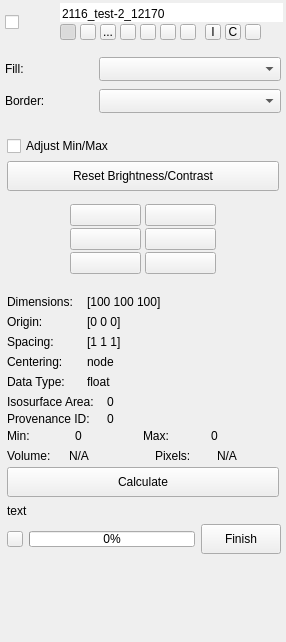
Before: the Qt Designer form src/Interface/Application/LayerWidget.ui in SCIInstitute/Seg3D, drawn with Qt 5.
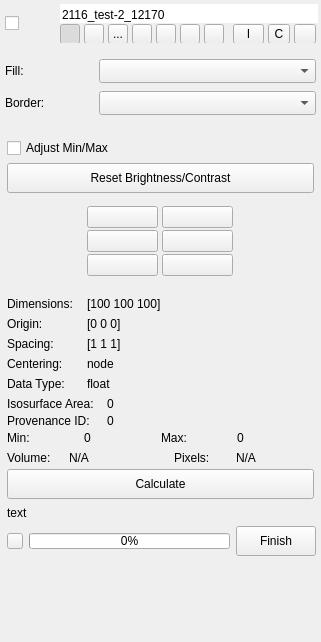
After: the same form once the commit is applied. Icons and pictures are not drawn. Custom widgets are drawn as their Qt base class.

Commit message: Adjust size of layer widget buttons. Looks OK on laptop retina display.

The edit to the form file:
```diff
--- a/src/Interface/Application/LayerWidget.ui
+++ b/src/Interface/Application/LayerWidget.ui
@@ -6,7 +6,7 @@
    <rect>
     <x>0</x>
     <y>0</y>
-    <width>286</width>
+    <width>321</width>
     <height>642</height>
    </rect>
   </property>
@@ -58,13 +58,13 @@
            <property name="minimumSize">
             <size>
              <width>0</width>
-             <height>43</height>
+             <height>45</height>
             </size>
            </property>
            <property name="maximumSize">
             <size>
              <width>16777215</width>
-             <height>43</height>
+             <height>45</height>
             </size>
            </property>
            <layout class="QHBoxLayout" name="horizontalLayout_4">
@@ -317,14 +317,14 @@
                    <widget class="QToolButton" name="visibility_button_">
                     <property name="minimumSize">
                      <size>
-                      <width>16</width>
-                      <height>16</height>
+                      <width>20</width>
+                      <height>20</height>
                      </size>
                     </property>
                     <property name="maximumSize">
                      <size>
-                      <width>16</width>
-                      <height>16</height>
+                      <width>20</width>
+                      <height>20</height>
                      </size>
                     </property>
                     <property name="toolTip">
@@ -338,6 +338,12 @@
                       <normaloff>:/Palette_Icons/visibility_01.png</normaloff>
                       <normalon>:/Palette_Icons/visibility_01.png</normalon>:/Palette_Icons/visibility_01.png</iconset>
                     </property>
+                    <property name="iconSize">
+                     <size>
+                      <width>20</width>
+                      <height>20</height>
+                     </size>
+                    </property>
                     <property name="checkable">
                      <bool>true</bool>
                     </property>
@@ -350,14 +356,14 @@
                    <widget class="QToolButton" name="advanced_visibility_button_">
                     <property name="minimumSize">
                      <size>
-                      <width>16</width>
-                      <height>16</height>
+                      <width>20</width>
+                      <height>20</height>
                      </size>
                     </property>
                     <property name="maximumSize">
                      <size>
-                      <width>16</width>
-                      <height>16</height>
+                      <width>20</width>
+                      <height>20</height>
                      </size>
                     </property>
                     <property name="toolTip">
@@ -371,6 +377,12 @@
                       <normaloff>:/Palette_Icons/visibilityPlus_01.png</normaloff>
                       <normalon>:/Palette_Icons/visibilityePlus_01.png</normalon>:/Palette_Icons/visibilityPlus_01.png</iconset>
                     </property>
+                    <property name="iconSize">
+                     <size>
+                      <width>20</width>
+                      <height>20</height>
+                     </size>
+                    </property>
                     <property name="checkable">
                      <bool>true</bool>
                     </property>
@@ -380,14 +392,14 @@
                    <widget class="QToolButton" name="info_button_">
                     <property name="minimumSize">
                      <size>
-                      <width>16</width>
-                      <height>16</height>
+                      <width>20</width>
+                      <height>20</height>
                      </size>
                     </property>
                     <property name="maximumSize">
                      <size>
-                      <width>16</width>
-                      <height>16</height>
+                      <width>20</width>
+                      <height>20</height>
                      </size>
                     </property>
                     <property name="toolTip">
@@ -401,6 +413,12 @@
                       <normaloff>:/Palette_Icons/info_01.png</normaloff>
                       <normalon>:/Palette_Icons/info_01.png</normalon>:/Palette_Icons/info_01.png</iconset>
                     </property>
+                    <property name="iconSize">
+                     <size>
+                      <width>20</width>
+                      <height>20</height>
+                     </size>
+                    </property>
                     <property name="checkable">
                      <bool>true</bool>
                     </property>
@@ -410,14 +428,14 @@
                    <widget class="QToolButton" name="opacity_button_">
                     <property name="minimumSize">
                      <size>
-                      <width>16</width>
-                      <height>16</height>
+                      <width>20</width>
+                      <height>20</height>
                      </size>
                     </property>
                     <property name="maximumSize">
                      <size>
-                      <width>16</width>
-                      <height>16</height>
+                      <width>20</width>
+                      <height>20</height>
                      </size>
                     </property>
                     <property name="toolTip">
@@ -431,6 +449,15 @@
                       <normaloff>:/Palette_Icons/opacity_01.png</normaloff>
                       <normalon>:/Palette_Icons/opacity_01.png</normalon>:/Palette_Icons/opacity_01.png</iconset>
                     </property>
+                    <property name="iconSize">
+                     <size>
+                      <width>20</width>
+                      <height>20</height>
+                     </size>
+                    </property>
+                    <property name="shortcut">
+                     <string>Ctrl+S</string>
+                    </property>
                     <property name="checkable">
                      <bool>true</bool>
                     </property>
@@ -440,14 +467,14 @@
                    <widget class="QToolButton" name="appearance_button_">
                     <property name="minimumSize">
                      <size>
-                      <width>16</width>
-                      <height>16</height>
+                      <width>20</width>
+                      <height>20</height>
                      </size>
                     </property>
                     <property name="maximumSize">
                      <size>
-                      <width>16</width>
-                      <height>16</height>
+                      <width>20</width>
+                      <height>20</height>
                      </size>
                     </property>
                     <property name="toolTip">
@@ -461,7 +488,16 @@
                       <normaloff>:/Palette_Icons/brush_01.png</normaloff>
                       <normalon>:/Palette_Icons/brush_01.png</normalon>:/Palette_Icons/brush_01.png</iconset>
                     </property>
-                  <property name="checkable">
+                    <property name="iconSize">
+                     <size>
+                      <width>20</width>
+                      <height>20</height>
+                     </size>
+                    </property>
+                    <property name="shortcut">
+                     <string>Ctrl+S</string>
+                    </property>
+                    <property name="checkable">
                      <bool>true</bool>
                     </property>
                    </widget>
@@ -470,14 +506,14 @@
                    <widget class="QToolButton" name="lock_button_">
                     <property name="minimumSize">
                      <size>
-                      <width>16</width>
-                      <height>16</height>
+                      <width>20</width>
+                      <height>20</height>
                      </size>
                     </property>
                     <property name="maximumSize">
                      <size>
-                      <width>16</width>
-                      <height>16</height>
+                      <width>20</width>
+                      <height>20</height>
                      </size>
                     </property>
                     <property name="font">
@@ -500,8 +536,8 @@
                     </property>
                     <property name="iconSize">
                      <size>
-                      <width>16</width>
-                      <height>16</height>
+                      <width>20</width>
+                      <height>20</height>
                      </size>
                     </property>
                     <property name="checkable">
@@ -516,14 +552,14 @@
                    <widget class="QToolButton" name="volume_rendered_button_">
                     <property name="minimumSize">
                      <size>
-                      <width>16</width>
-                      <height>16</height>
+                      <width>20</width>
+                      <height>20</height>
                      </size>
                     </property>
                     <property name="maximumSize">
                      <size>
-                      <width>16</width>
-                      <height>16</height>
+                      <width>20</width>
+                      <height>20</height>
                      </size>
                     </property>
                     <property name="toolTip">
@@ -537,6 +573,12 @@
                       <normaloff>:/Viewport_Icons/volumeRendering_01.png</normaloff>
                       <normalon>:/Viewport_Icons/volumeRendering_01.png</normalon>:/Viewport_Icons/volumeRendering_01.png</iconset>
                     </property>
+                    <property name="iconSize">
+                     <size>
+                      <width>20</width>
+                      <height>20</height>
+                     </size>
+                    </property>
                    </widget>
                   </item>
                   <item>
@@ -565,14 +607,14 @@
                    <widget class="QToolButton" name="show_iso_surface_button_">
                     <property name="minimumSize">
                      <size>
-                      <width>16</width>
-                      <height>16</height>
+                      <width>31</width>
+                      <height>20</height>
                      </size>
                     </property>
                     <property name="maximumSize">
                      <size>
-                      <width>16</width>
-                      <height>16</height>
+                      <width>31</width>
+                      <height>20</height>
                      </size>
                     </property>
                     <property name="toolTip">
@@ -586,6 +628,12 @@
                       <normaloff>:/Palette_Icons/iso_01.png</normaloff>
                       <normalon>:/Palette_Icons/iso_01.png</normalon>:/Palette_Icons/iso_01.png</iconset>
                     </property>
+                    <property name="iconSize">
+                     <size>
+                      <width>31</width>
+                      <height>20</height>
+                     </size>
+                    </property>
                     <property name="checkable">
                      <bool>true</bool>
                     </property>
@@ -595,14 +643,14 @@
                    <widget class="QToolButton" name="compute_iso_surface_button_">
                     <property name="minimumSize">
                      <size>
-                      <width>16</width>
-                      <height>16</height>
+                      <width>22</width>
+                      <height>20</height>
                      </size>
                     </property>
                     <property name="maximumSize">
                      <size>
-                      <width>16</width>
-                      <height>16</height>
+                      <width>22</width>
+                      <height>20</height>
                      </size>
                     </property>
                     <property name="toolTip">
@@ -616,6 +664,12 @@
                       <normaloff>:/Palette_Icons/isoGo_01.png</normaloff>
                       <normalon>:/Palette_Icons/isoGo_01.png</normalon>:/Palette_Icons/isoGo_01.png</iconset>
                     </property>
+                    <property name="iconSize">
+                     <size>
+                      <width>22</width>
+                      <height>20</height>
+                     </size>
+                    </property>
                     <property name="checkable">
                      <bool>false</bool>
                     </property>
@@ -625,14 +679,14 @@
                    <widget class="QToolButton" name="delete_iso_surface_button_">
                     <property name="minimumSize">
                      <size>
-                      <width>16</width>
-                      <height>16</height>
+                      <width>22</width>
+                      <height>20</height>
                      </size>
                     </property>
                     <property name="maximumSize">
                      <size>
-                      <width>16</width>
-                      <height>16</height>
+                      <width>22</width>
+                      <height>20</height>
                      </size>
                     </property>
                     <property name="toolTip">
@@ -646,6 +700,12 @@
                       <normaloff>:/Palette_Icons/isoX_01.png</normaloff>
                       <normalon>:/Palette_Icons/isoX_01.png</normalon>:/Palette_Icons/isoX_01.png</iconset>
                     </property>
+                    <property name="iconSize">
+                     <size>
+                      <width>22</width>
+                      <height>20</height>
+                     </size>
+                    </property>
                    </widget>
                   </item>
                   <item>
```
Left out of the diff: 365 changed lines with no effect on the pictures.
